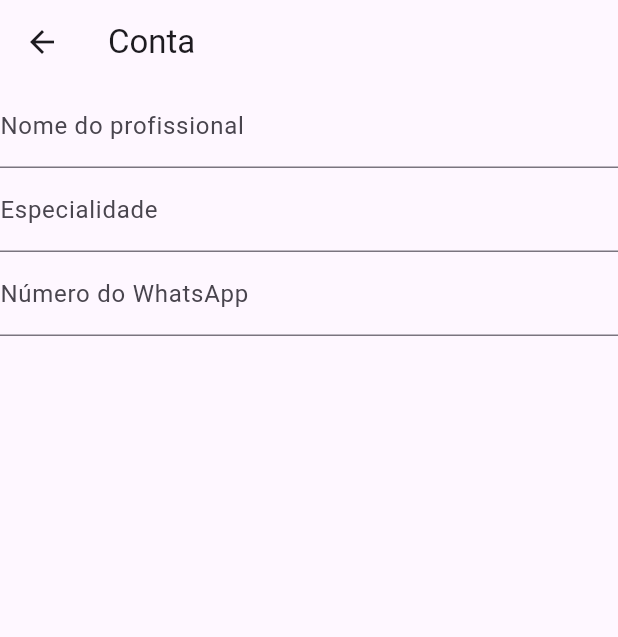
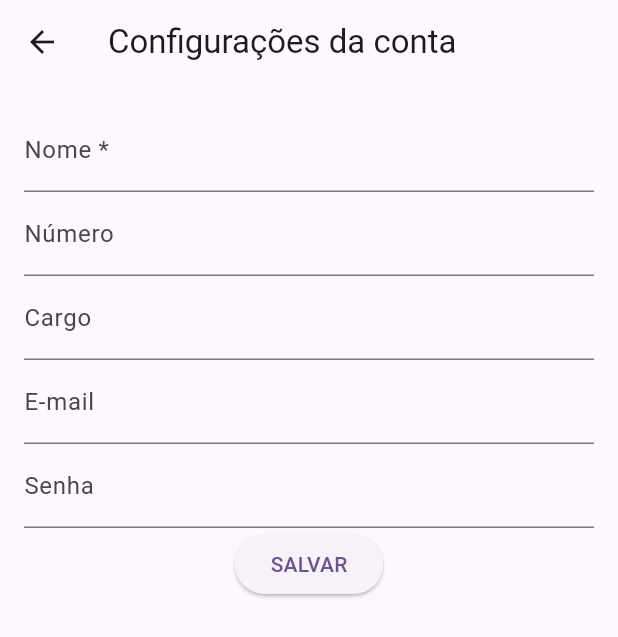
Before and after one commit to devgomes10/fullserva, a Flutter app: the AccountView screen opened directly, on a phone screen of 412 x 824 dp. Shown: the top 637 px of the screen. Run offline on Flutter 3.47's test engine with Material 3 defaults, Android fonts, the phone set to English and light mode, and no system bars; our stand-ins replace cloud_firestore, firebase_auth, firebase_core, flutter_datetime_picker_plus, mask_text_input_formatter, shared_preferences and 1 more; accounts and stored records are empty; generated files the repository leaves out were written again.

Commit message:
criado telas de 'mais'

```diff
--- a/lib/controllers/week_days_controller.dart
+++ b/lib/controllers/week_days_controller.dart
@@ -3,7 +3,7 @@ import 'package:fullserva/domain/entities/week_days.dart';
 import 'package:fullserva/domain/usecases/week_days_usecase.dart';
 
 class WeekDaysController implements WeekDaysUseCase {
-  WeekDaysRepository weekDaysRepository =
+  final WeekDaysRepository weekDaysRepository =
   WeekDaysRepository();
 
   @override
--- a/lib/views/components/menu_navigator.dart
+++ b/lib/views/components/menu_navigator.dart
@@ -2,8 +2,8 @@ import 'package:flutter/material.dart';
 import 'package:fullserva/views/appointments/appointment_view.dart';
 import 'package:fullserva/views/dash/dashboard_view.dart';
 import 'package:fullserva/views/employees/employees_view.dart';
+import 'package:fullserva/views/more/more/more_view.dart';
 import 'package:fullserva/views/services/service_view.dart';
-import 'package:fullserva/views/settings/home/settings_view.dart';
 
 class MenuNavigator extends StatefulWidget {
   const MenuNavigator({super.key});
@@ -55,7 +55,7 @@ class _MenuNavigatorState extends State<MenuNavigator> {
         ServiceView(),
         EmployeesView(),
         DashboardView(),
-        SettingsView(),
+        MoreView(),
       ] [currentPageIndex],
     );
   }
--- /dev/null
+++ b/lib/views/more/account/account_view.dart
@@ -0,0 +1,110 @@
+import 'package:flutter/material.dart';
+import 'package:mask_text_input_formatter/mask_text_input_formatter.dart';
+
+class AccountView extends StatefulWidget {
+  const AccountView({super.key});
+
+  @override
+  State<AccountView> createState() => _AccountViewState();
+}
+
+class _AccountViewState extends State<AccountView> {
+  final _formKey = GlobalKey<FormState>();
+  final _nameController = TextEditingController();
+  final _phoneController = TextEditingController();
+  final _roleController = TextEditingController();
+  final _emailController = TextEditingController();
+  final _passwordController = TextEditingController();
+
+  @override
+  Widget build(BuildContext context) {
+    return Scaffold(
+      appBar: AppBar(
+        title: const Text("Configurações da conta"),
+      ),
+      body: Padding(
+        padding: const EdgeInsets.all(16.0),
+        child: Form(
+          key: _formKey,
+          child: Column(
+            children: [
+              TextFormField(
+                keyboardType: TextInputType.name,
+                controller: _nameController,
+                decoration: const InputDecoration(
+                  labelText: "Nome *",
+
+                ),
+                validator: (value) {
+                  if (value == null || value.isEmpty) {
+                    return "O nome é obrigatório";
+                  }
+                  return null;
+                },
+              ),
+              TextFormField(
+                keyboardType: TextInputType.phone,
+                controller: _phoneController,
+                inputFormatters: [
+                  MaskTextInputFormatter(
+                    mask: '(##) #####-####',
+                    filter: {"#": RegExp(r'[0-9]')},
+                  )
+                ],
+                decoration: const InputDecoration(
+                  labelText: 'Número',
+                ),
+                validator: (value) {
+                  if (value!.isEmpty) {
+                    return 'Número é obrigatório';
+                  }
+                  return null;
+                },
+              ),
+              TextFormField(
+                controller: _roleController,
+                decoration: const InputDecoration(
+                  labelText: "Cargo",
+                ),
+                validator: (value) {
+                  if (value == null || value.isEmpty) {
+                    return "Cargo é obrigatório";
+                  }
+                  return null;
+                },
+              ),
+              TextFormField(
+                controller: _emailController,
+                decoration: const InputDecoration(
+                  labelText: "E-mail",
+                ),
+                validator: (value) {
+                  if (value == null || value.isEmpty) {
+                    return "E-mail é obrigatório";
+                  }
+                  return null;
+                },
+              ),
+              TextFormField(
+                controller: _passwordController,
+                decoration: const InputDecoration(
+                  labelText: "Senha",
+                ),
+                validator: (value) {
+                  if (value == null || value.isEmpty) {
+                    return "A senha é obrigatório";
+                  }
+                  return null;
+                },
+              ),
+              ElevatedButton(
+                onPressed: () {},
+                child: Text("SALVAR"),
+              ),
+            ],
+          ),
+        ),
+      ),
+    );
+  }
+}
--- a/lib/views/settings/opening_hours/week_days_view.dart
+++ b/lib/views/more/opening_hours/week_days_view.dart
@@ -1,5 +1,5 @@
 import 'package:flutter/material.dart';
-import 'package:fullserva/views/settings/opening_hours/week_days_form.dart';
+import 'package:fullserva/views/more/opening_hours/week_days_form.dart';
 import 'package:intl/intl.dart';
 import '../../../controllers/week_days_controller.dart';
 import '../../../domain/entities/week_days.dart';
@@ -40,7 +40,6 @@ class _WeekDaysViewState extends State<WeekDaysView> {
           }
           return ListView.separated(
             itemBuilder: (context, int i) {
-
               String getDiaDaSemana(int indice) {
                 switch (indice) {
                   case 1:
--- a/lib/views/settings/account/account_view.dart
+++ /dev/null
@@ -1,80 +0,0 @@
-import 'package:flutter/material.dart';
-import 'package:mask_text_input_formatter/mask_text_input_formatter.dart';
-
-class AccountView extends StatefulWidget {
-  const AccountView({super.key});
-
-  @override
-  State<AccountView> createState() => _AccountViewState();
-}
-
-class _AccountViewState extends State<AccountView> {
-  final _formKey = GlobalKey<FormState>();
-  TextEditingController nameController = TextEditingController();
-  TextEditingController specialtyController = TextEditingController();
-  TextEditingController phoneController = TextEditingController();
-
-  @override
-  Widget build(BuildContext context) {
-    return SafeArea(
-      child: Scaffold(
-        appBar: AppBar(
-          title: const Text("Conta"),
-        ),
-        body: Column(
-          children: [
-            Form(
-              key: _formKey,
-              child: Column(
-                children: [
-                  TextFormField(
-                    controller: nameController,
-                    decoration: const InputDecoration(
-                      labelText: "Nome do profissional",
-                    ),
-                    validator: (value) {
-                      if (value == null || value.isEmpty) {
-                        return "Nome é obrigatório";
-                      }
-                      return null;
-                    },
-                  ),
-                  TextFormField(
-                    controller: specialtyController,
-                    decoration: const InputDecoration(
-                      labelText: "Especialidade",
-                    ),
-                    validator: (value) {
-                      if (value == null || value.isEmpty) {
-                        return "Especialidade é obrigatório";
-                      }
-                      return null;
-                    },
-                  ),
-                  TextFormField(
-                    keyboardType: TextInputType.phone,
-                    inputFormatters: [
-                      MaskTextInputFormatter(
-                        mask: '(##) #####-####',
-                        filter: {"#": RegExp(r'[0-9]')},
-                      )
-                    ],
-                    controller: phoneController,
-                    decoration:
-                        const InputDecoration(labelText: 'Número do WhatsApp'),
-                    validator: (value) {
-                      if (value!.isEmpty) {
-                        return 'WhatsApp é obrigatório';
-                      }
-                      return null;
-                    },
-                  ),
-                ],
-              ),
-            ),
-          ],
-        ),
-      ),
-    );
-  }
-}
```
Also changed, not shown: lib/controllers/business_controller.dart (added, +17 -0 lines), lib/data/repositories/appointment_repository.dart (+24 -24 lines), lib/data/repositories/business_repository.dart (added, +41 -0 lines), lib/domain/entities/business.dart (added, +34 -0 lines), lib/domain/usecases/business_usecase.dart (added, +7 -0 lines), lib/views/appointments/appointment_view.dart (+3 -4 lines), lib/views/dash/dashboard_view.dart (+9 -9 lines), lib/views/more/business/business_form_view.dart (added, +88 -0 lines), lib/views/more/more/more_view.dart (renamed from lib/views/settings/home/settings_view.dart, +27 -20 lines), lib/views/more/opening_hours/week_days_form.dart (renamed from lib/views/settings/opening_hours/week_days_form.dart).
